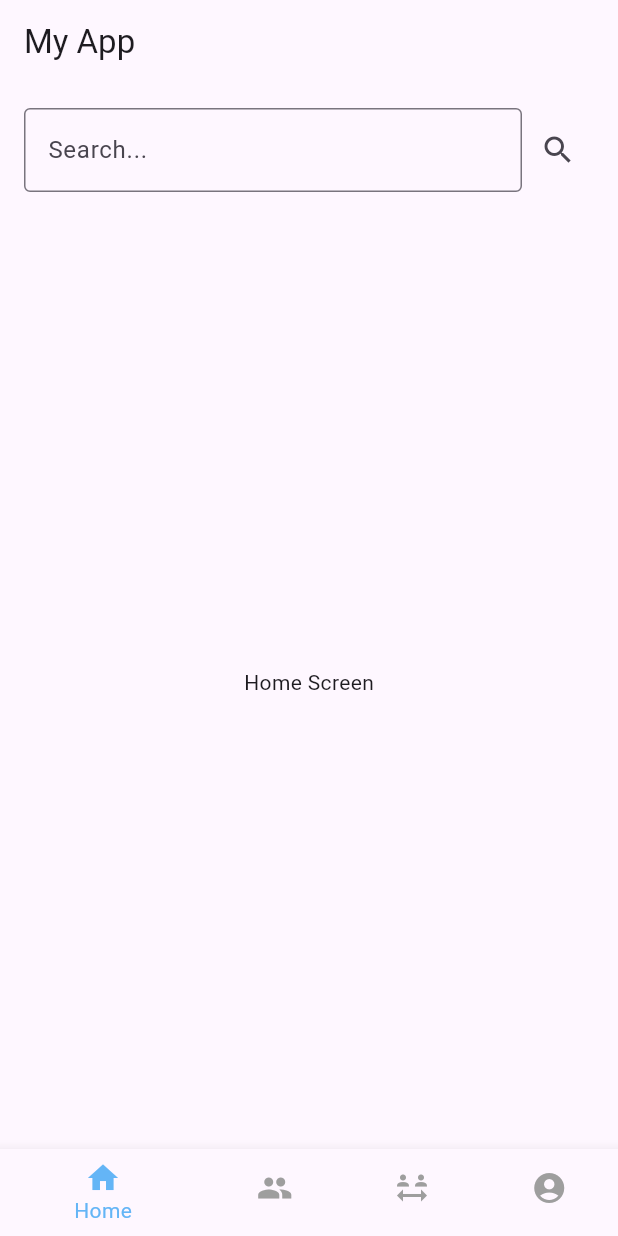
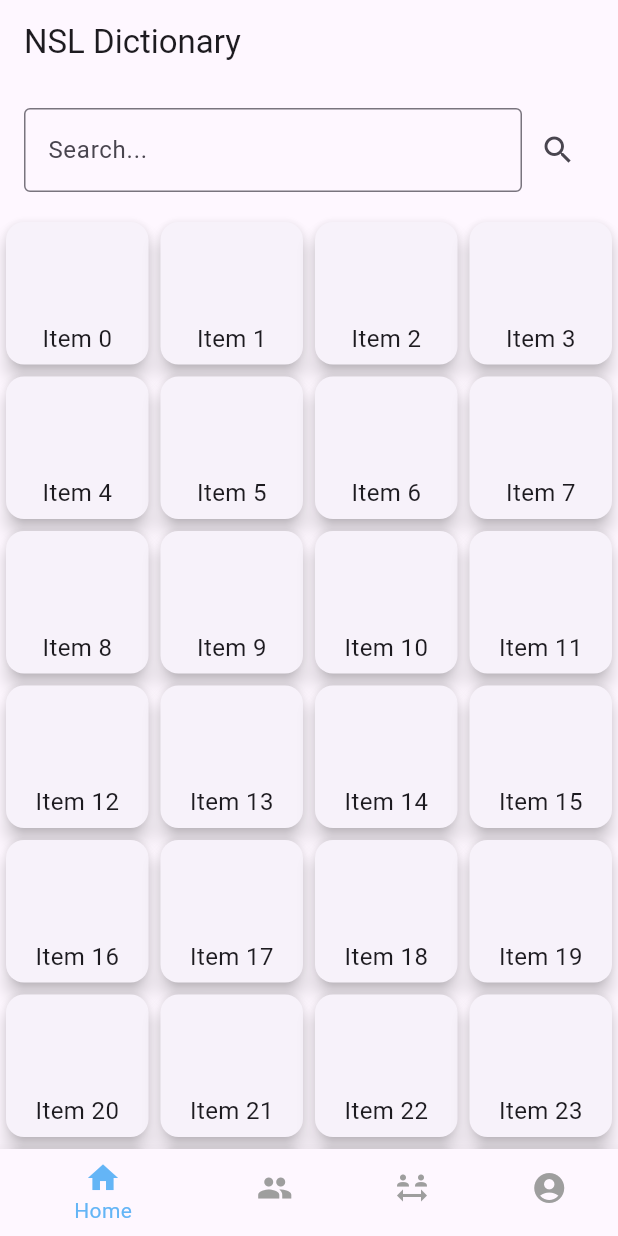
Before and after one commit to B-kash/sign-dictionary, a Flutter app: the screen it shows after launch, on a phone screen of 412 x 824 dp. Run offline on Flutter 3.47's test engine with Material 3 defaults, Android fonts, the phone set to English and light mode, and no system bars; statements that could not run were skipped.

Commit message:
♻️ update homescreen to show infinite scroll

```diff
--- /dev/null
+++ b/lib/models/grid_item.model.dart
@@ -0,0 +1,6 @@
+class GridItem {
+  final String? logo; // URL or path to the logo image
+  final String name; // Name of the item
+
+  GridItem({this.logo, required this.name});
+}
--- /dev/null
+++ b/lib/screens/home_screen.dart
@@ -0,0 +1,33 @@
+import 'package:flutter/material.dart';
+import 'package:sign_dictionary/models/grid_item.model.dart';
+import 'package:sign_dictionary/widgets/infinite_scroll_grid.dart';
+
+class HomeScreen extends StatefulWidget {
+  @override
+  State<StatefulWidget> createState() => _HomeScreenState();
+}
+
+class _HomeScreenState extends State<HomeScreen> {
+  List<GridItem> items = List.generate(
+      100, (index) => GridItem(name: 'Item $index'),
+      growable: true);
+      // TODO: replace this with actual api call may be
+  Future<void> fetchMoreItems() async {
+    await Future.delayed(Duration(seconds: 2));
+    var newItems = List.generate(
+        100, (index) => GridItem(name: 'Item ${items.length + index + 1}')
+        );
+    setState(() {
+      items.addAll(newItems);
+    });
+    print('Fetched more items');
+
+  }
+
+  @override
+  Widget build(BuildContext context) {
+    return Center(
+        child:
+            InfiniteScrollGrid(items: items, fetchMoreItems: fetchMoreItems));
+  }
+}
--- a/lib/screens/main_screen.dart
+++ b/lib/screens/main_screen.dart
@@ -1,6 +1,10 @@
 import 'package:flutter/material.dart';
+import 'package:sign_dictionary/screens/profile_screen.dart';
+import 'package:sign_dictionary/screens/social_screen.dart';
+import 'package:sign_dictionary/screens/sponsor_screen.dart';
 import '../widgets/search_bar.dart' as search;
 import '../widgets/navigation_bar.dart' as nav;
+import './home_screen.dart';
 
 
 class MainScreen extends StatefulWidget {
@@ -13,10 +17,10 @@ class _MainScreenState extends State<MainScreen> {
 
   // List of screens to display based on the selected tab
   final List<Widget> _screens = [
-    Center(child: Text('Home Screen')),
-    Center(child: Text('Search Screen')),
-    Center(child: Text('Settings Screen')),
-    Center(child: Text('Profile Screen')),
+    HomeScreen(),
+    SocialScreen(),
+    SponsorScreen(),
+    ProfileScreen(),
   ];
 
   void _onTabSelected(int index) {
@@ -28,7 +32,7 @@ class _MainScreenState extends State<MainScreen> {
   @override
   Widget build(BuildContext context) {
     return Scaffold(
-      appBar: AppBar(title: Text('My App')),
+      appBar: AppBar(title: Text('NSL Dictionary')),
       body: Column(
         children: [
           search.SearchBar(),
--- /dev/null
+++ b/lib/widgets/infinite_scroll_grid.dart
@@ -0,0 +1,62 @@
+import 'package:flutter/material.dart';
+
+import '../models/grid_item.model.dart';
+
+class InfiniteScrollGrid extends StatefulWidget {
+  final List<GridItem> items; // The list of items to display
+  final Future<void> Function() fetchMoreItems; // Function to fetch more items
+
+  const InfiniteScrollGrid({super.key, required this.items, required this.fetchMoreItems});
+
+  @override
+  _InfiniteScrollGridState createState() => _InfiniteScrollGridState();
+}
+
+class _InfiniteScrollGridState extends State<InfiniteScrollGrid> {
+  final ScrollController _scrollController = ScrollController();
+
+  @override
+  void initState() {
+    super.initState();
+
+    // Detect when user scrolls to the bottom to load more items
+    _scrollController.addListener(() {
+      if (_scrollController.position.pixels == _scrollController.position.maxScrollExtent) {
+        // Trigger the function to fetch more items when scrolled to the bottom
+        widget.fetchMoreItems();
+      }
+    });
+  }
+
+  @override
+  Widget build(BuildContext context) {
+    return GridView.builder(
+      controller: _scrollController,
+      gridDelegate: const SliverGridDelegateWithFixedCrossAxisCount(
+        crossAxisCount: 4, // Number of items per row
+        crossAxisSpacing: 0, // Space between columns
+        mainAxisSpacing: 0, // Space between rows
+      ),
+      itemCount: widget.items.length, // Total number of items
+      itemBuilder: (context, index) {
+        // Get the current item
+        final item = widget.items[index];
+        return Card(
+          elevation: 5,
+          child: Column(
+            mainAxisAlignment: MainAxisAlignment.center,
+            crossAxisAlignment: CrossAxisAlignment.center,
+            children: [
+              // Conditionally display the logo if it's not null
+              item.logo != null
+                  ? Image.network(item.logo!, height: 50, width: 50) // Display logo if available
+                  : SizedBox(height: 50, width: 50), // Placeholder if no logo
+              SizedBox(height: 10),
+              Text(item.name, style: TextStyle(fontSize: 16)), // Display name
+            ],
+          ),
+        );
+      },
+    );
+  }
+}
```
Also changed, not shown: lib/main.dart (+0 -47 lines), lib/screens/profile_screen.dart (added, +13 -0 lines), lib/screens/social_screen.dart (added, +13 -0 lines), lib/screens/sponsor_screen.dart (added, +13 -0 lines), lib/services/category_fetcher.dart (added, +18 -0 lines).
